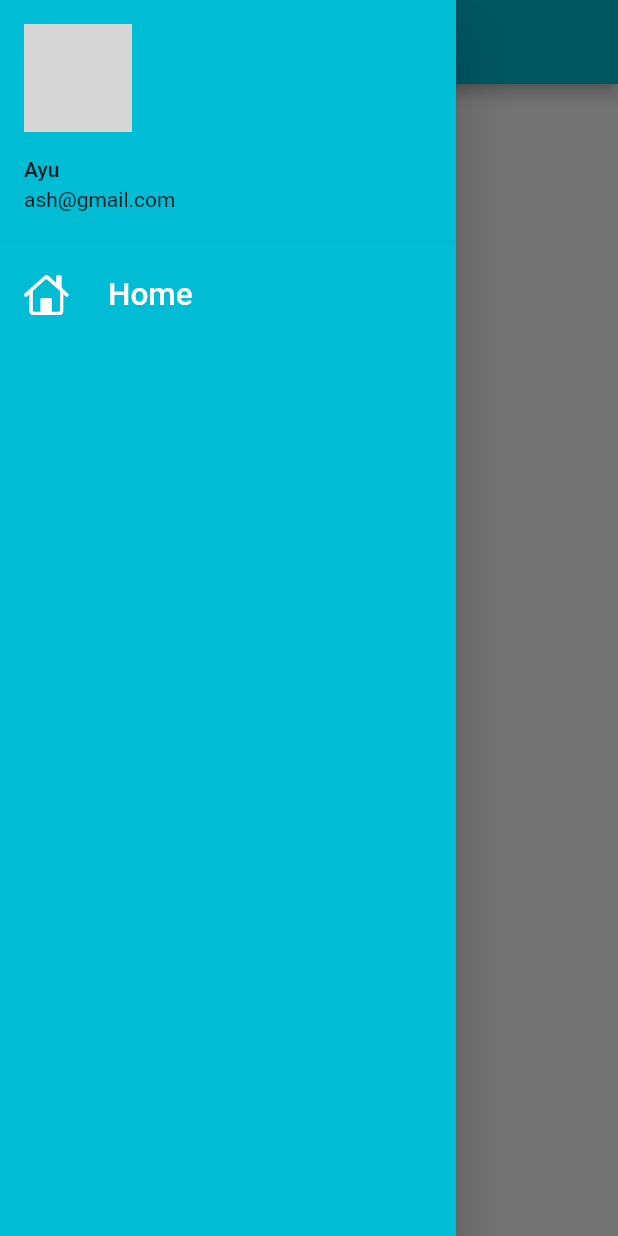
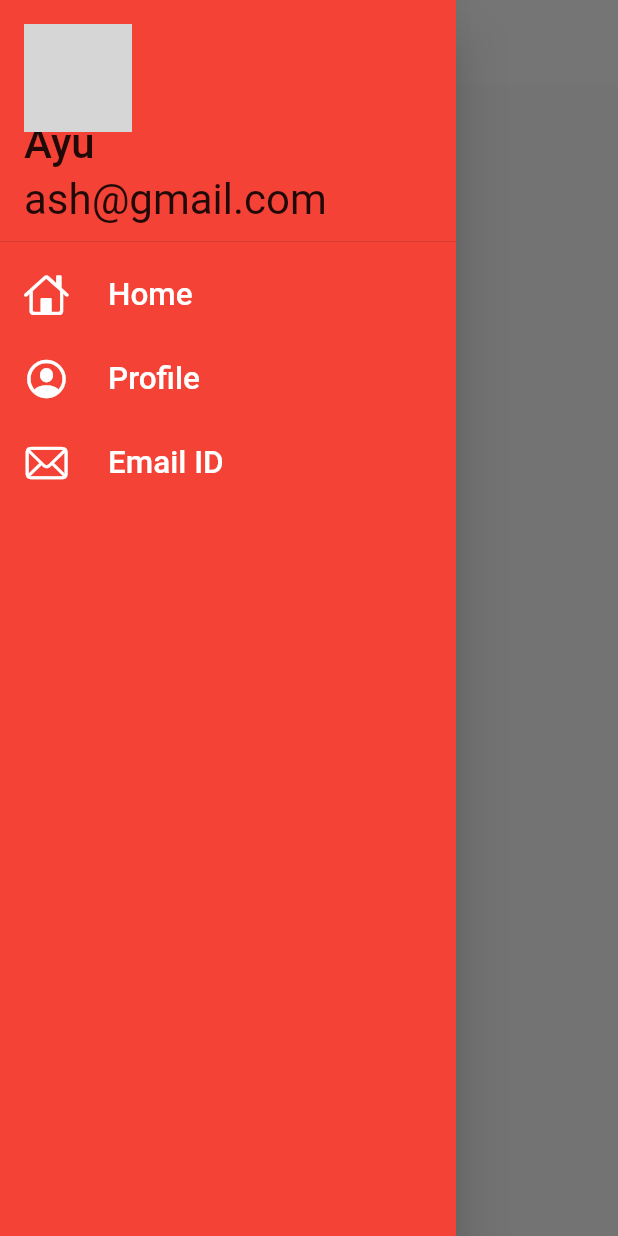
Before and after one commit to ayush0525/flutter, a Flutter app: the screen it shows after launch, with the side drawer open, on a phone screen of 412 x 824 dp. Run offline on Flutter 3.47's test engine with Material 2 defaults, Android fonts, the phone set to English and light mode, and no system bars; our stand-ins replace google_fonts; network calls fail; Roboto replaces fonts that are missing (Lacquer); grey boxes are pictures that could not be loaded.

Commit message:
theme extracted

```diff
--- a/lib/main.dart
+++ b/lib/main.dart
@@ -15,9 +15,13 @@ class MyApp extends StatelessWidget {
       debugShowCheckedModeBanner: false,
       themeMode: ThemeMode.light,
       theme: ThemeData(
-        primarySwatch: Colors.cyan,
-        // primaryTextTheme: GoogleFonts.lacquerTextTheme()
-      ),
+          primarySwatch: Colors.red,
+          primaryTextTheme: GoogleFonts.lacquerTextTheme(),
+          appBarTheme: AppBarTheme(
+              color: Colors.white,
+              elevation: 0.0,
+              iconTheme: IconThemeData(color: Colors.black),
+              textTheme: Theme.of(context).textTheme)),
       darkTheme: ThemeData(
         brightness: Brightness.dark,
       ),
--- a/lib/widgets/drawer.dart
+++ b/lib/widgets/drawer.dart
@@ -11,7 +11,7 @@ class MyDrawer extends StatelessWidget {
 
     return Drawer(
       child: Container(
-        color: Colors.cyan,
+        color: Colors.red,
         child: ListView(
           padding: EdgeInsets.zero,
           children: [
@@ -20,8 +20,8 @@ class MyDrawer extends StatelessWidget {
               //margin: EdgeInsets.zero,
               child: UserAccountsDrawerHeader(
                 margin: EdgeInsets.zero,
-                accountName: Text("Ayu"),
-                accountEmail: Text("ash@gmail.com"),
+                accountName: Text("Ayu", textScaleFactor: 2.0),
+                accountEmail: Text("ash@gmail.com", textScaleFactor: 2.0),
                 currentAccountPicture: CircleAvatar(
                   backgroundImage: NetworkImage(imageUrl),
                 ),
@@ -41,6 +41,34 @@ class MyDrawer extends StatelessWidget {
                 ),
               ),
             ),
+            ListTile(
+              leading: Icon(
+                CupertinoIcons.profile_circled,
+                color: Colors.white,
+                size: 30.0,
+              ),
+              title: Text(
+                "Profile",
+                textScaleFactor: 1.5,
+                style: TextStyle(
+                  color: Colors.white,
+                ),
+              ),
+            ),
+            ListTile(
+              leading: Icon(
+                CupertinoIcons.mail,
+                color: Colors.white,
+                size: 30.0,
+              ),
+              title: Text(
+                "Email ID",
+                textScaleFactor: 1.5,
+                style: TextStyle(
+                  color: Colors.white,
+                ),
+              ),
+            ),
           ],
         ),
       ),
--- /dev/null
+++ b/lib/widgets/theme.dart
@@ -0,0 +1,18 @@
+import 'package:flutter/material.dart';
+import 'package:google_fonts/google_fonts.dart';
+
+class MyTheme {
+  static ThemeData lightTheme(BuildContext context) => ThemeData(
+      primarySwatch: Colors.red,
+      fontFamily: GoogleFonts.lato().fontFamily,
+      appBarTheme: AppBarTheme(
+        color: Colors.white,
+        elevation: 0.0,
+        iconTheme: IconThemeData(color: Colors.black),
+        textTheme: Theme.of(context).textTheme,
+      ));
+
+  static ThemeData darkTheme(BuildContext context) => ThemeData(
+        brightness: Brightness.dark,
+      );
+}
```
